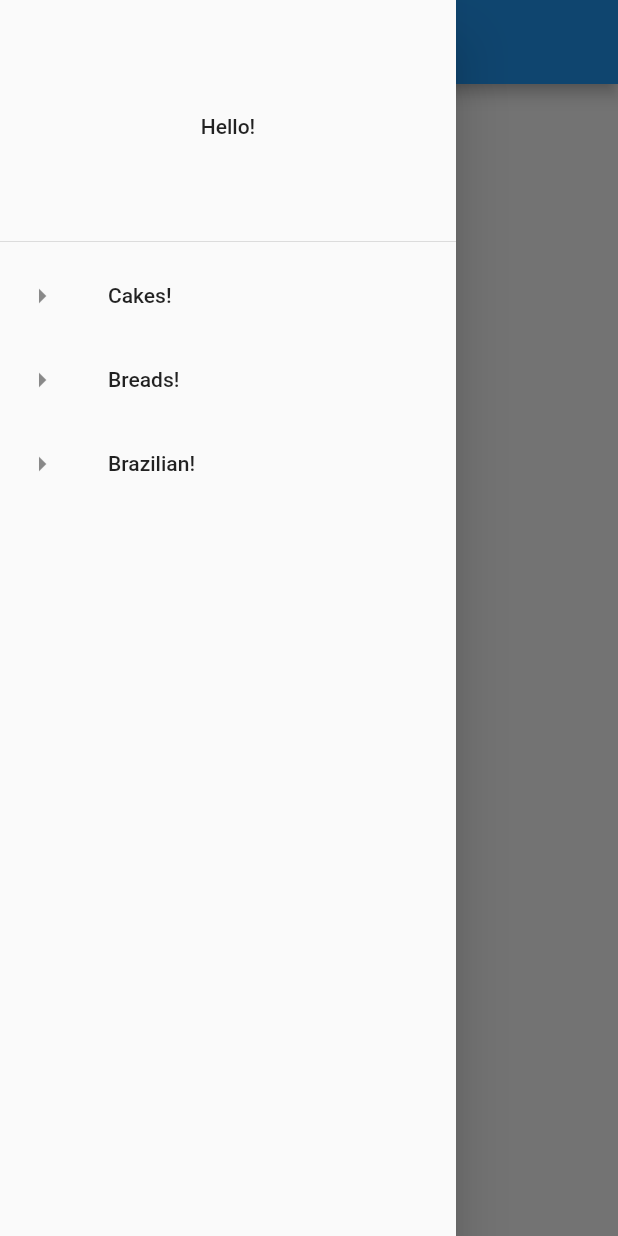
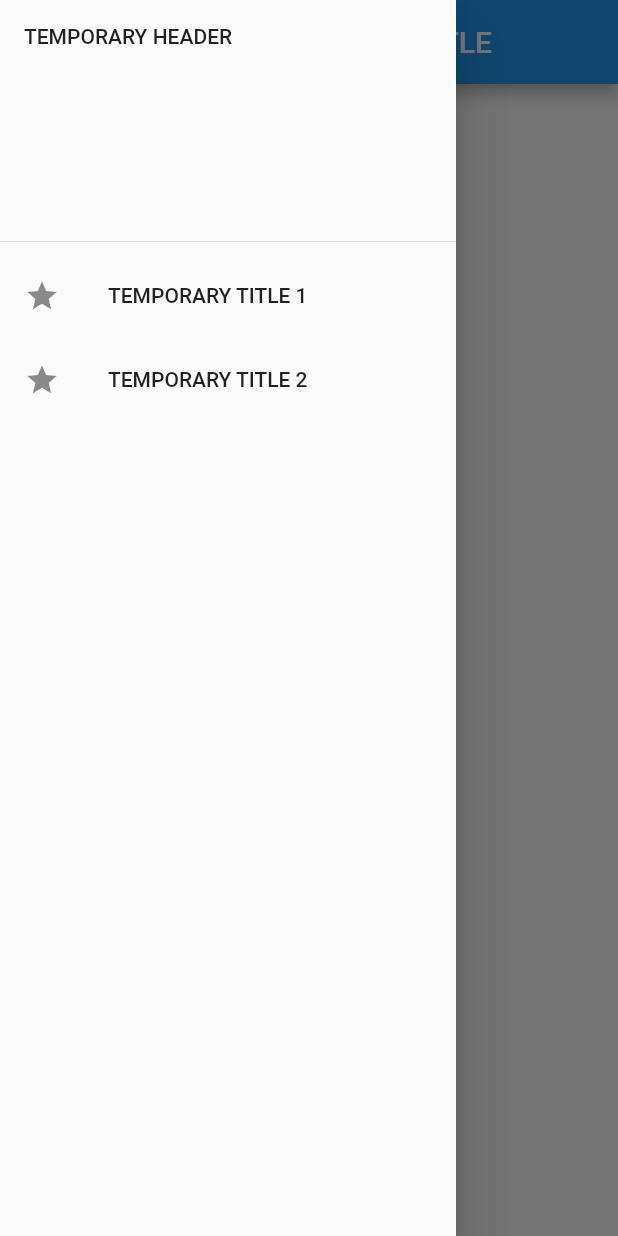
Before and after one commit to McDoogen/spellbook, a Flutter app: the screen it shows after launch, with the side drawer open, on a phone screen of 412 x 824 dp. Run offline on Flutter 3.47's test engine with Material 2 defaults, Android fonts, the light colour scheme and no system bars; our stand-ins replace sqflite; accounts and stored records are empty.

Commit message:
More functional Recipe Book

```diff
--- a/lib/main.dart
+++ b/lib/main.dart
@@ -2,7 +2,113 @@
 
 import 'package:spellbook/spell_db.dart';
 
-void main() => runApp(const MyApp());
+void main() => runApp(const RecipeBook());
+
+/**
+ * Widget Structure
+ * Recipebook - MaterialApp>Scaffold, stateless; root widget for entire project
+ * RecipeCategoryList - Drawer, stateful?; contains selectable list of categories
+ * RecipeListView - ListView, stateful; contains list of recipes to choose from
+ * RecipeDetailView - Contains contents of a recipe
+ *
+ *
+ * Editing?
+ * Adding new?
+ */
+
+class RecipeBook extends StatelessWidget {
+  const RecipeBook({Key? key}) : super(key: key);
+
+  @override
+  Widget build(BuildContext context) {
+    return MaterialApp(
+        title: 'Recipe Book',
+        theme: ThemeData(
+          primarySwatch: Colors.blue,
+        ),
+        home: Scaffold(
+          appBar: AppBar(title: const Text('TEMPORARY APPBAR TITLE')),
+          body: const RecipeListView(),
+          drawer: const RecipeCategoryList(),
+        ));
+  }
+}
+
+class RecipeCategoryList extends StatefulWidget {
+  const RecipeCategoryList({Key? key}) : super(key: key);
+
+  @override
+  State<RecipeCategoryList> createState() => _RecipeCategoryListState();
+}
+
+class _RecipeCategoryListState extends State<RecipeCategoryList> {
+  @override
+  Widget build(BuildContext context) {
+    return Drawer(
+      child: ListView(children: [
+        const DrawerHeader(child: Text('TEMPORARY HEADER')),
+        ListTile(
+            leading: const Icon(Icons.star),
+            title: const Text('TEMPORARY TITLE 1'),
+            onTap: () {}),
+        ListTile(
+            leading: const Icon(Icons.star),
+            title: const Text('TEMPORARY TITLE 2'),
+            onTap: () {}),
+      ]),
+    );
+  }
+}
+
+class RecipeListView extends StatefulWidget {
+  const RecipeListView({Key? key}) : super(key: key);
+
+  @override
+  State<RecipeListView> createState() => _RecipeListViewState();
+}
+
+class _RecipeListViewState extends State<RecipeListView> {
+  @override
+  Widget build(BuildContext context) {
+    return ListView(children: [
+      ListTile(
+          leading: const Icon(Icons.star),
+          title: const Text('TEMPORARY TITLE 1'),
+          onTap: () {
+            Navigator.push(
+                context,
+                MaterialPageRoute(
+                    builder: (context) => const RecipeDetailView()));
+          }),
+      ListTile(
+          leading: const Icon(Icons.star),
+          title: const Text('TEMPORARY TITLE 2'),
+          onTap: () {}),
+    ]);
+  }
+}
+
+class RecipeDetailView extends StatefulWidget {
+  const RecipeDetailView({Key? key}) : super(key: key);
+
+  @override
+  State<RecipeDetailView> createState() => _RecipeDetailViewState();
+}
+
+class _RecipeDetailViewState extends State<RecipeDetailView> {
+  @override
+  Widget build(BuildContext context) {
+    return Center(
+      child: ElevatedButton(
+          onPressed: () {
+            Navigator.pop(context);
+          },
+          child: const Text('TEMPORARY BUTTON')),
+    );
+  }
+}
+
+// Everything below is testing :D
 
 class MyApp extends StatelessWidget {
   const MyApp({Key? key}) : super(key: key);
```
